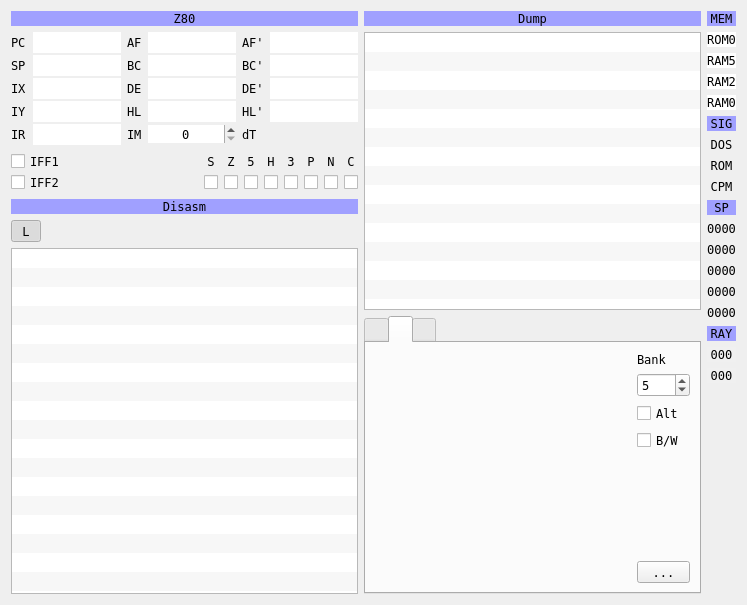
The window that ui/debuger.ui (samstyle/Xpeccy) describes before a commit, drawn with Qt 5.
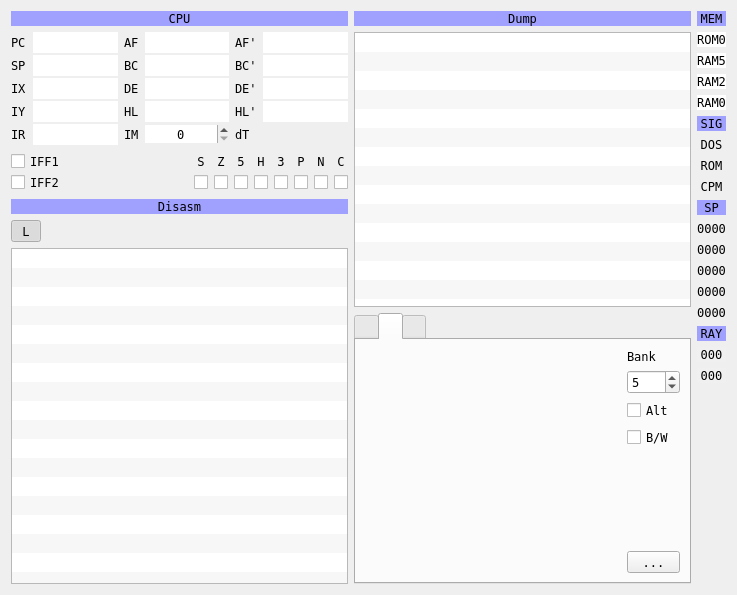
The same window after the commit. Icons and pictures are not drawn. Custom widgets are drawn as their Qt base class.

The edit to the form file:
```diff
--- a/ui/debuger.ui
+++ b/ui/debuger.ui
@@ -9,8 +9,8 @@
    <rect>
     <x>0</x>
     <y>0</y>
-    <width>747</width>
-    <height>605</height>
+    <width>737</width>
+    <height>595</height>
    </rect>
   </property>
   <property name="font">
@@ -37,7 +37,7 @@
         <string notr="true">background-color: rgb(160, 160, 255)</string>
        </property>
        <property name="text">
-        <string>Z80</string>
+        <string>CPU</string>
        </property>
        <property name="alignment">
         <set>Qt::AlignCenter</set>
```
Left out of the diff: 32 changed lines with no effect on the pictures.
